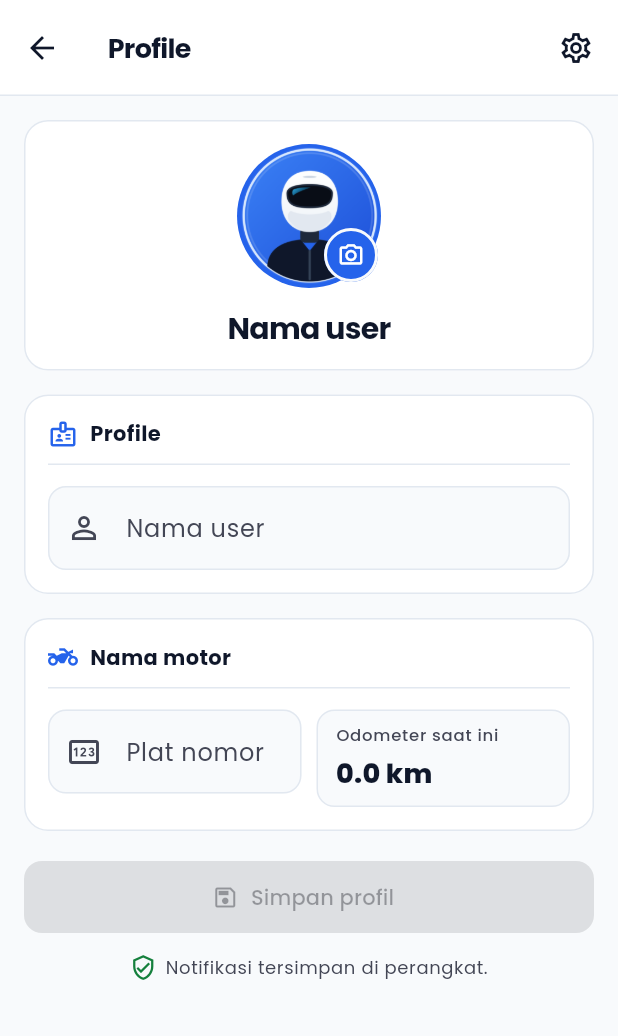
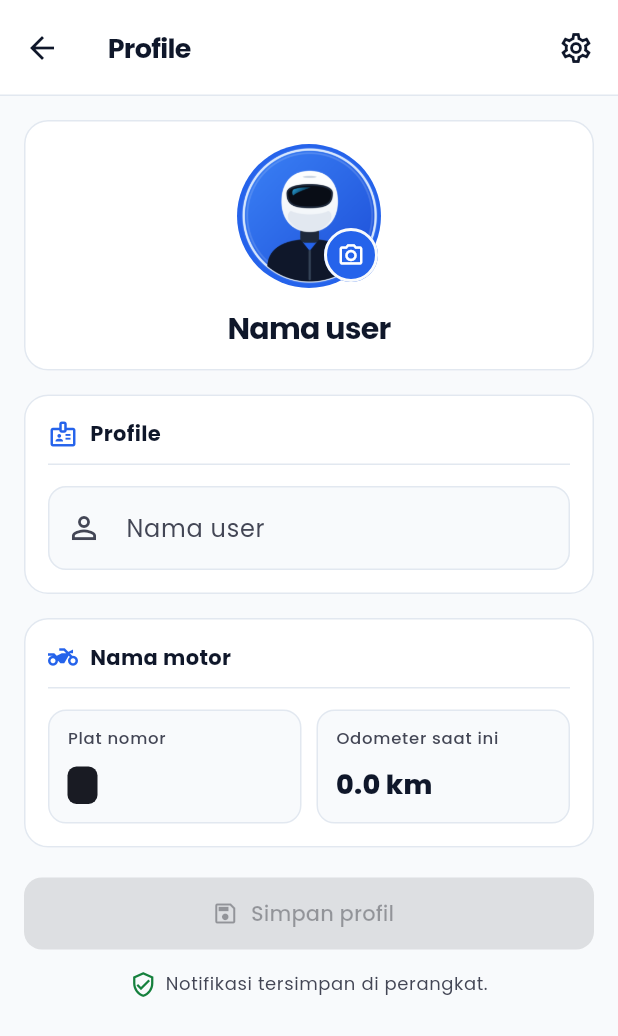
Before and after one commit to RyoFPS/odomate, a Flutter app: the ProfileScreen screen opened directly with empty values, on a phone screen of 412 x 824 dp. Shown: the top 1036 px of the screen. Run offline on Flutter 3.47's test engine with Material 3 defaults, Android fonts, the phone set to English and light mode, and no system bars; our stand-ins replace flutter_local_notifications, geolocator, image_picker, share_plus, sqflite; accounts and stored records are empty.

Commit message:
style: make the plate and odometer cells symmetric
The plate was a Material TextField with a floating label and a prefix
icon while the odometer was a hand-rolled box, so the box rendered 65
tall next to a 56 field with its label on a different line.

Both are now the same cell from the design: a bordered box with an 11px
label inside at the top and the value below it, at a shared minimum
height so the two cannot drift apart again. The plate reads as the
design's dark chip, and the whole cell is the tap target because the
chip is only as tall as its text.

IntrinsicHeight could not do the equalising here: InputDecorator reports
a max intrinsic height of 101 for a field that renders at 71, so the row
stretched with it.

Co-Authored-By: Claude Code <noreply@anthropic.com>

```diff
--- a/lib/src/screens/profile_screen.dart
+++ b/lib/src/screens/profile_screen.dart
@@ -473,58 +473,72 @@ class _ProfileScreenState extends State<ProfileScreen> {
                         ),
                 ),
                 const SizedBox(height: 14),
+                // Dua kotak sejajar dengan bahasa yang sama: label kecil di
+                // dalam kotak, nilainya di bawahnya — persis pasangan "Nomor
+                // Pelat"/"Odometer Terkini" di desain. Sebelumnya yang kiri
+                // memakai field Material dengan label melayang dan ikon di
+                // dalamnya, sehingga kotaknya 9px lebih tinggi dan labelnya
+                // tidak sebaris dengan yang kanan.
+                //
+                // Keduanya juga bukan input lagi: menyentuh salah satu kotak
+                // membuka sheet-nya masing-masing (`_showPlateSheet` /
+                // `_correctOdometer`), jadi isinya murni tampilan.
                 Row(
                   crossAxisAlignment: CrossAxisAlignment.start,
                   children: [
                     Expanded(
-                      child: TextField(
-                        controller: plate,
-                        readOnly: true,
+                      // Seluruh kotak jadi sasaran ketuk, bukan hanya chip-nya
+                      // yang cuma setinggi teksnya (~26px).
+                      child: GestureDetector(
+                        behavior: HitTestBehavior.opaque,
                         onTap: _showPlateSheet,
-                        textCapitalization: TextCapitalization.characters,
-                        textInputAction: TextInputAction.done,
-                        decoration: InputDecoration(
-                          labelText: l10n.t('plate'),
-                          prefixIcon: const Icon(Icons.pin_outlined),
+                        child: _bentoCell(
+                          context,
+                          label: l10n.t('plate'),
+                          child: Container(
+                            padding: const EdgeInsets.symmetric(
+                              horizontal: 10,
+                              vertical: 4,
+                            ),
+                            decoration: BoxDecoration(
+                              // Desain: `bg-on-surface text-surface-bright` —
+                              // dibalik di tema gelap, dan `colors.surface`
+                              // memang kebalikan `onSurface` di kedua tema.
+                              color: colors.onSurface,
+                              borderRadius: BorderRadius.circular(6),
+                            ),
+                            child: Text(
+                              plate.text,
+                              maxLines: 1,
+                              style: TextStyle(
+                                // Desain: `font-bold tracking-wider text-xs`.
+                                color: colors.surface,
+                                fontSize: 12,
+                                fontWeight: FontWeight.w700,
+                                letterSpacing: 0.6,
+                              ),
+                            ),
+                          ),
                         ),
                       ),
                     ),
                     const SizedBox(width: 10),
                     Expanded(
                       child: GestureDetector(
+                        behavior: HitTestBehavior.opaque,
                         onTap: _correctOdometer,
-                        child: Container(
-                          constraints: const BoxConstraints(minHeight: 56),
-                          padding: const EdgeInsets.symmetric(
-                            horizontal: 12,
-                            vertical: 8,
-                          ),
-                          decoration: BoxDecoration(
-                            color: colors.surface,
-                            borderRadius: BorderRadius.circular(12),
-                            border: Border.all(color: colors.outlineVariant),
-                          ),
-                          child: Column(
-                            crossAxisAlignment: CrossAxisAlignment.start,
-                            children: [
-                              Text(
-                                l10n.t('odometer'),
-                                maxLines: 1,
-                                overflow: TextOverflow.ellipsis,
-                                style: Theme.of(context).textTheme.labelSmall
-                                    ?.copyWith(color: colors.onSurfaceVariant),
-                              ),
-                              const SizedBox(height: 4),
-                              Text(
+                        child: _bentoCell(
+                          context,
+                          label: l10n.t('odometer'),
+                          child: Text(
                             '${(vehicle?.odometerKm ?? 0).toStringAsFixed(1)} km',
-                                // Desain: `text-lg font-extrabold` = 18px w800.
+                            // Desain: `text-lg font-extrabold` = 18px w800. Ini
+                            // angka, jadi w800 memang benar di sini.
                             style: Theme.of(context).textTheme.titleMedium
                                 ?.copyWith(
                                   fontSize: 18,
                                   fontWeight: FontWeight.w800,
                                 ),
-                              ),
-                            ],
                           ),
                         ),
                       ),
@@ -574,6 +588,57 @@ class _ProfileScreenState extends State<ProfileScreen> {
     child: Padding(padding: const EdgeInsets.all(16), child: child),
   );
 
+  /// Satu sel "bento" dari desain: kotak berbingkai, label kecil di dalamnya di
+  /// bagian atas, nilainya di bawah.
+  ///
+  /// Tingginya dipaku ke satu angka yang dipakai **kedua** sel, bukan diserahkan
+  /// ke isinya. Dulu hanya kotak odometer yang punya batas tinggi sendiri (`56`,
+  /// disamakan dengan field di sebelahnya) dan isinya jadi 65 — tepi bawahnya
+  /// menonjol 9px. Menyamakan dua kotak lewat `IntrinsicHeight` juga tidak bisa
+  /// di sini: `InputDecorator` melaporkan tinggi intrinsik yang jauh lebih besar
+  /// dari yang benar-benar dirender (101 vs 71), jadi barisnya ikut melar.
+  ///
+  /// `minHeight` (bukan `height`) supaya teks yang diperbesar pengaturan
+  /// aksesibilitas menambah tinggi kotak, bukan meluber keluar.
+  Widget _bentoCell(
+    BuildContext context, {
+    required String label,
+    required Widget child,
+  }) {
+    final colors = Theme.of(context).colorScheme;
+    return Container(
+      padding: const EdgeInsets.all(12),
+      constraints: const BoxConstraints(minHeight: 76),
+      decoration: BoxDecoration(
+        color: colors.surface,
+        borderRadius: BorderRadius.circular(12),
+        border: Border.all(color: colors.outlineVariant),
+      ),
+      child: Column(
+        crossAxisAlignment: CrossAxisAlignment.start,
+        // Desain: `flex flex-col justify-between` — label menempel atas, nilai
+        // menempel bawah, sisa ruang di antaranya.
+        mainAxisAlignment: MainAxisAlignment.spaceBetween,
+        children: [
+          Text(
+            label,
+            maxLines: 1,
+            overflow: TextOverflow.ellipsis,
+            style: Theme.of(context).textTheme.labelSmall?.copyWith(
+              color: colors.onSurfaceVariant,
+              // Desain: `text-[11px] font-medium`; `height` dipadatkan supaya
+              // barisnya tidak menambah tinggi kotak.
+              fontSize: 11,
+              height: 1.2,
+            ),
+          ),
+          const SizedBox(height: 6),
+          child,
+        ],
+      ),
+    );
+  }
+
   Widget _sectionHeader(
     BuildContext context, {
     required IconData icon,
```
Also changed, not shown: 1 other file. Lines whose indentation alone changed are shown as unchanged.
